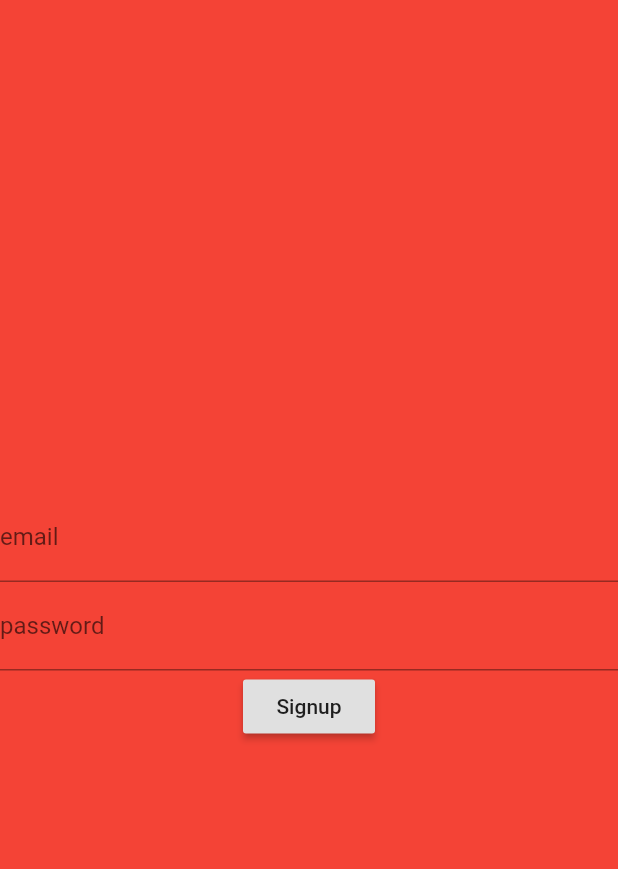
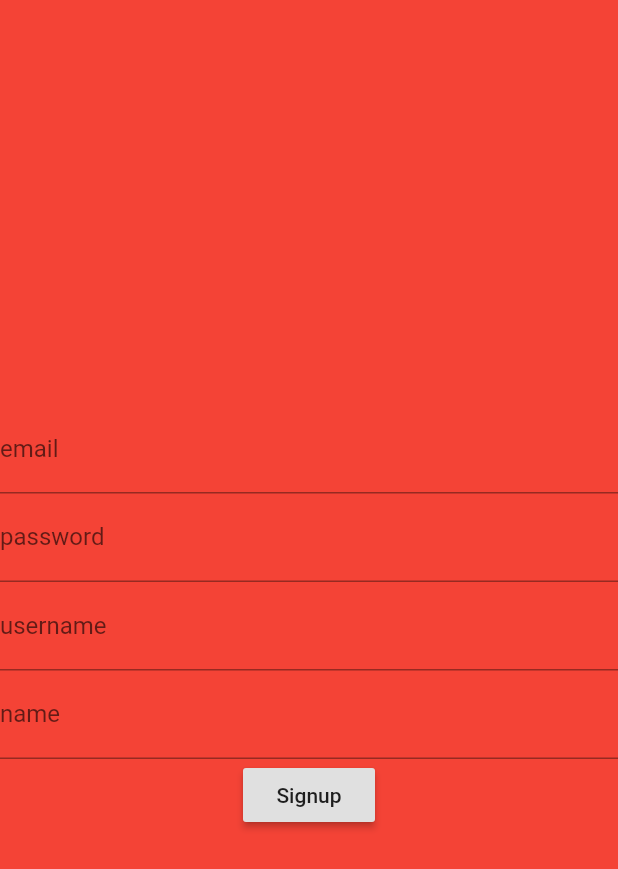
Before and after one commit to sg23x/My-Chat-App, a Flutter app: the screen it shows after launch, after a tap on "Signup", on a phone screen of 412 x 824 dp. Shown: the top 869 px of the screen. Run offline on Flutter 3.47's test engine with Material 2 defaults, Android fonts, the phone set to English and light mode, and no system bars; our stand-ins replace cloud_firestore, firebase_auth, firebase_core; accounts and stored records are empty.

Commit message:
added: signup mechanism

```diff
--- a/lib/UI/signup.dart
+++ b/lib/UI/signup.dart
@@ -2,11 +2,12 @@ import 'package:firebase_core/firebase_core.dart';
 import 'package:flutter/material.dart';
 import 'package:cloud_firestore/cloud_firestore.dart';
 import 'package:firebase_auth/firebase_auth.dart';
+import 'package:my_chat_app/UI/test_homescreen.dart';
 
 // ignore: must_be_immutable
 class SignupScreen extends StatelessWidget {
-  String email;
-  String password;
+  String email, username, name, password;
+
   @override
   Widget build(BuildContext context) {
     return Scaffold(
@@ -28,15 +29,44 @@ class SignupScreen extends StatelessWidget {
               password = val;
             },
           ),
+          TextField(
+            decoration: InputDecoration(labelText: 'username'),
+            onChanged: (val) {
+              username = val;
+            },
+          ),
+          TextField(
+            decoration: InputDecoration(labelText: 'name'),
+            onChanged: (val) {
+              name = val;
+            },
+          ),
           RaisedButton(
             onPressed: () async {
-              print("$email $password");
+              // print("$email $password");
               await Firebase.initializeApp();
-              FirebaseAuth.instance.createUserWithEmailAndPassword(
-                  email: email, password: password);
-              FirebaseFirestore.instance.collection('users').add(
-                {'email': email, 'password': password},
-              );
+              FirebaseAuth.instance
+                  .createUserWithEmailAndPassword(
+                      email: email, password: password)
+                  .then((user) {
+                FirebaseFirestore.instance.collection('users').add({
+                  'email': user.user.email,
+                  'uid': user.user.uid,
+                  'name': name,
+                  'username': username,
+                }).then((v) {
+                  Navigator.push(
+                    context,
+                    MaterialPageRoute(
+                      builder: (BuildContext context) => TestHomeScreen(
+                        name: name,
+                      ),
+                    ),
+                  );
+                });
+              }).catchError((e) {
+                print("signup error $e");
+              });
             },
             child: Text("Signup"),
           ),
--- /dev/null
+++ b/lib/UI/test_homescreen.dart
@@ -0,0 +1,15 @@
+import 'package:flutter/material.dart';
+
+class TestHomeScreen extends StatelessWidget {
+  TestHomeScreen({this.name});
+  String name;
+  @override
+  Widget build(BuildContext context) {
+    return Scaffold(
+      backgroundColor: Colors.yellow,
+      body: Center(
+        child: Text("Hello $name"),
+      ),
+    );
+  }
+}
```
